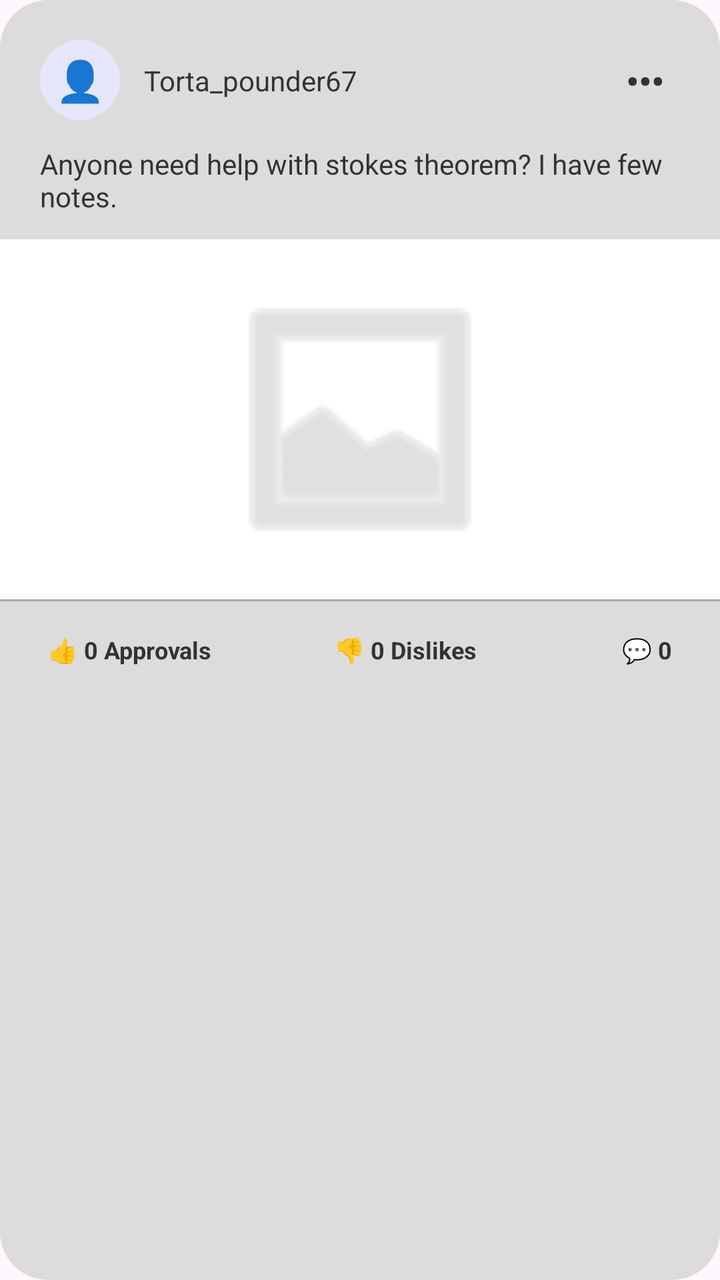
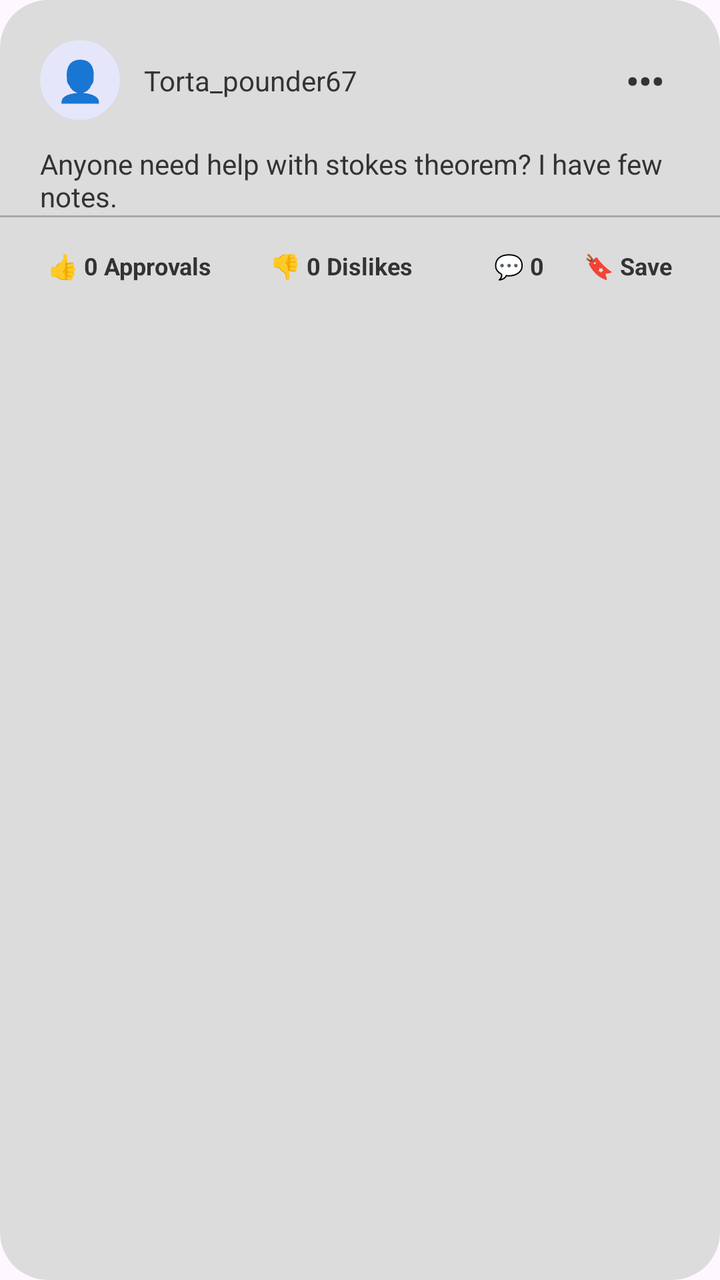

Screens rendered from an Android XML layout before and after an edit, with the pre-edit source and the edit as a unified diff.
<!-- AndroidManifest.xml: application theme Theme.CampusConnect -->
<!-- res/layout/item_post.xml -->
<LinearLayout xmlns:android="http://schemas.android.com/apk/res/android"
    xmlns:app="http://schemas.android.com/apk/res-auto"
    android:layout_width="match_parent"
    android:layout_height="wrap_content"
    android:layout_marginTop="10dp"
    android:layout_marginBottom="10dp"
    android:background="@drawable/post_card_bg"
    android:orientation="vertical"
    android:paddingTop="20dp"
    android:clickable="true"
    android:focusable="true"
    android:onClick="openPostDetails">

    
    <LinearLayout
        android:layout_width="match_parent"
        android:layout_height="wrap_content"
        android:gravity="center_vertical"
        android:orientation="horizontal"
        android:paddingStart="20dp"
        android:paddingEnd="20dp">

        <androidx.cardview.widget.CardView
            android:layout_width="40dp"
            android:layout_height="40dp"
            app:cardBackgroundColor="#E6E6FA"
            app:cardCornerRadius="20dp"
            app:cardElevation="0dp">
            <TextView
                android:layout_width="match_parent"
                android:layout_height="match_parent"
                android:text="👤"
                android:gravity="center"
                android:textSize="20sp"/>
        </androidx.cardview.widget.CardView>

        <TextView
            android:id="@+id/postAuthorName"
            android:layout_width="0dp"
            android:layout_height="wrap_content"
            android:layout_marginStart="12dp"
            android:layout_weight="1"
            android:text="Torta_pounder67"
            android:textColor="#333333"
            android:textSize="14sp" />

        <TextView
            android:id="@+id/postOptionsBtn"
            android:layout_width="wrap_content"
            android:layout_height="wrap_content"
            android:padding="8dp"
            android:clickable="true"
            android:focusable="true"
            android:onClick="showPostOptions"
            android:text="•••"
            android:textColor="#333333"
            android:textSize="18sp"
            android:textStyle="bold" />
    </LinearLayout>

    
    <TextView
        android:id="@+id/postContentText"
        android:layout_width="match_parent"
        android:layout_height="wrap_content"
        android:layout_marginTop="12dp"
        android:paddingStart="20dp"
        android:paddingEnd="20dp"
        android:text="Anyone need help with stokes theorem? I have few notes."
        android:textColor="#333333"
        android:textSize="14sp" />

    
    <ImageView
        android:layout_width="match_parent"
        android:layout_height="180dp"
        android:layout_marginTop="12dp"
        android:background="#FFFFFF"
        android:padding="16dp"
        android:src="@android:drawable/ic_menu_gallery"
        app:tint="#CCCCCC" />

    
    <View
        android:layout_width="match_parent"
        android:layout_height="1dp"
        android:background="#AAAAAA" />

    
    <LinearLayout
        android:layout_width="match_parent"
        android:layout_height="wrap_content"
        android:orientation="horizontal"
        android:paddingTop="12dp"
        android:paddingBottom="12dp"
        android:paddingStart="20dp"
        android:paddingEnd="20dp">

        <TextView
            android:id="@+id/postApprovals"
            android:layout_width="0dp"
            android:layout_height="wrap_content"
            android:layout_weight="1"
            android:clickable="true"
            android:focusable="true"
            android:padding="4dp"
            android:text="👍 0 Approvals"
            android:textColor="#333"
            android:textSize="12sp"
            android:textStyle="bold" />

        <TextView
            android:id="@+id/postDislikes"
            android:layout_width="0dp"
            android:layout_height="wrap_content"
            android:layout_weight="1"
            android:clickable="true"
            android:focusable="true"
            android:padding="4dp"
            android:text="👎 0 Dislikes"
            android:textColor="#333"
            android:textSize="12sp"
            android:textStyle="bold" />

        <TextView
            android:id="@+id/postCommentsCount"
            android:layout_width="wrap_content"
            android:layout_height="wrap_content"
            android:clickable="true"
            android:focusable="true"
            android:padding="4dp"
            android:text="💬 0"
            android:textColor="#333"
            android:textSize="12sp"
            android:textStyle="bold" />
    </LinearLayout>
</LinearLayout>
<!-- resources referenced by this layout -->
<resources>
  <!-- drawable post_card_bg (drawable) -->
  <?xml version="1.0" encoding="utf-8"?>
  <shape xmlns:android="http://schemas.android.com/apk/res/android">
      <solid android:color="#DCDCDC" />
      <corners android:radius="24dp" />
  </shape>
  <style name="Theme.CampusConnect" parent="Base.Theme.CampusConnect" />
  <style name="Base.Theme.CampusConnect" parent="Theme.Material3.DayNight.NoActionBar">
          
          
      </style>
</resources>

<!-- the commit's change to res/layout/item_post.xml (unified diff, before → after) -->
@@ -26,12 +26,21 @@
             app:cardBackgroundColor="#E6E6FA"
             app:cardCornerRadius="20dp"
             app:cardElevation="0dp">
-            <TextView
+
+            <ImageView
+                android:id="@+id/postAvatarImage"
                 android:layout_width="match_parent"
                 android:layout_height="match_parent"
+                android:scaleType="centerCrop"
+                android:visibility="gone" />
+
+            <TextView
+                android:id="@+id/postAvatarText"
+                android:layout_width="match_parent"
+                android:layout_height="match_parent"
+                android:gravity="center"
                 android:text="👤"
-                android:gravity="center"
-                android:textSize="20sp"/>
+                android:textSize="20sp" />
         </androidx.cardview.widget.CardView>
 
         <TextView
@@ -72,13 +81,31 @@
 
     
     <ImageView
+        android:id="@+id/postImagePlaceholder"
         android:layout_width="match_parent"
         android:layout_height="180dp"
         android:layout_marginTop="12dp"
         android:background="#FFFFFF"
         android:padding="16dp"
         android:src="@android:drawable/ic_menu_gallery"
-        app:tint="#CCCCCC" />
+        android:visibility="gone"
+        android:scaleType="centerCrop" />
+
+    <TextView
+        android:id="@+id/postAttachment"
+        android:layout_width="match_parent"
+        android:layout_height="wrap_content"
+        android:layout_marginStart="20dp"
+        android:layout_marginTop="8dp"
+        android:layout_marginEnd="20dp"
+        android:background="#EAF3FF"
+        android:clickable="true"
+        android:focusable="true"
+        android:padding="12dp"
+        android:textColor="#1769AA"
+        android:textSize="12sp"
+        android:textStyle="bold"
+        android:visibility="gone" />
 
     
     <View
@@ -133,5 +160,18 @@
             android:textColor="#333"
             android:textSize="12sp"
             android:textStyle="bold" />
+
+        <TextView
+            android:id="@+id/postSaveButton"
+            android:layout_width="wrap_content"
+            android:layout_height="wrap_content"
+            android:layout_marginStart="12dp"
+            android:clickable="true"
+            android:focusable="true"
+            android:padding="4dp"
+            android:text="🔖 Save"
+            android:textColor="#333333"
+            android:textSize="12sp"
+            android:textStyle="bold" />
     </LinearLayout>
 </LinearLayout>
